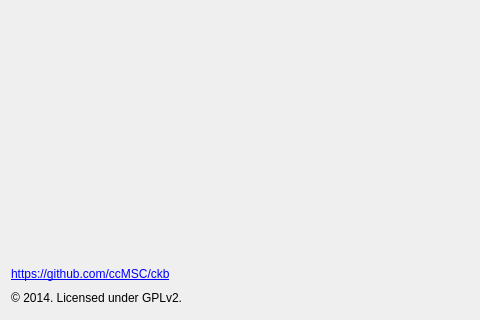
Before: the Qt Designer form src/ckb/settingswidget.ui in ckb-next/ckb-next, drawn with Qt 5; both pictures show x 0 to 480 and y 299 to 619 of the 827 by 619 pixel window.
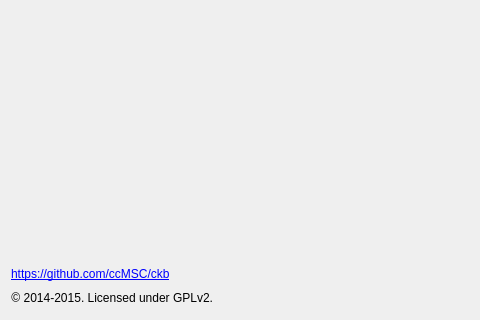
After: the same form once the commit is applied.

```diff
--- a/src/ckb/settingswidget.ui
+++ b/src/ckb/settingswidget.ui
@@ -85,7 +85,7 @@
      <item>
       <widget class="QLabel" name="label_3">
        <property name="text">
-        <string>© 2014. Licensed under GPLv2.</string>
+        <string>© 2014-2015. Licensed under GPLv2.</string>
        </property>
        <property name="alignment">
         <set>Qt::AlignRight|Qt::AlignTrailing|Qt::AlignVCenter</set>
```
